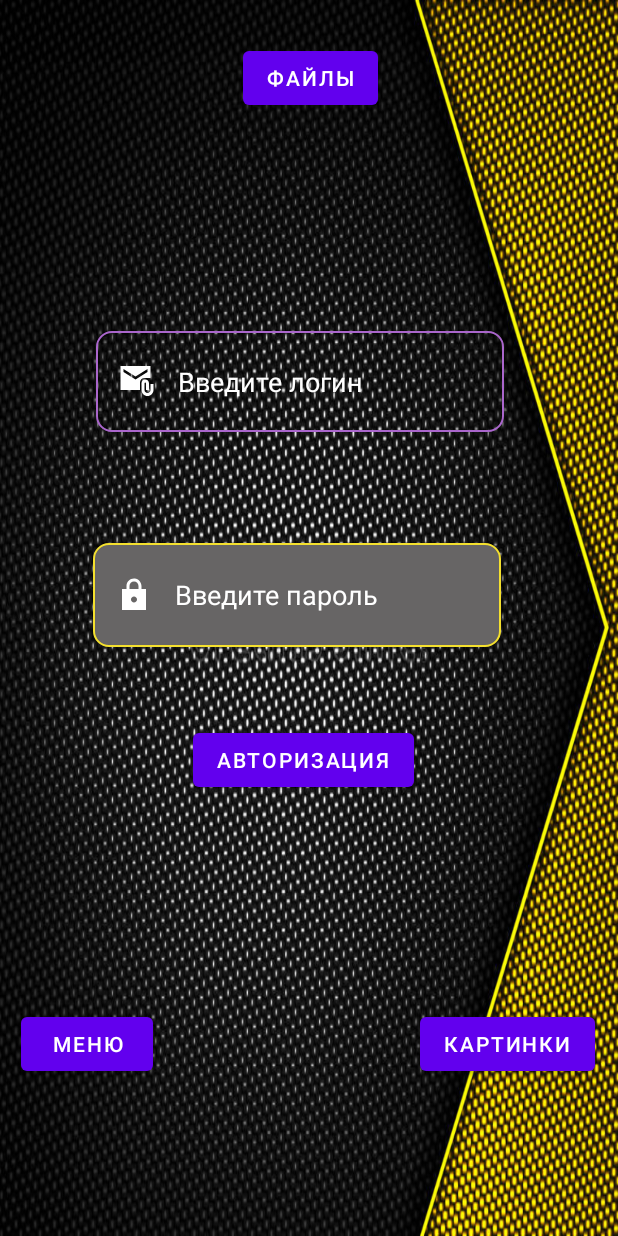
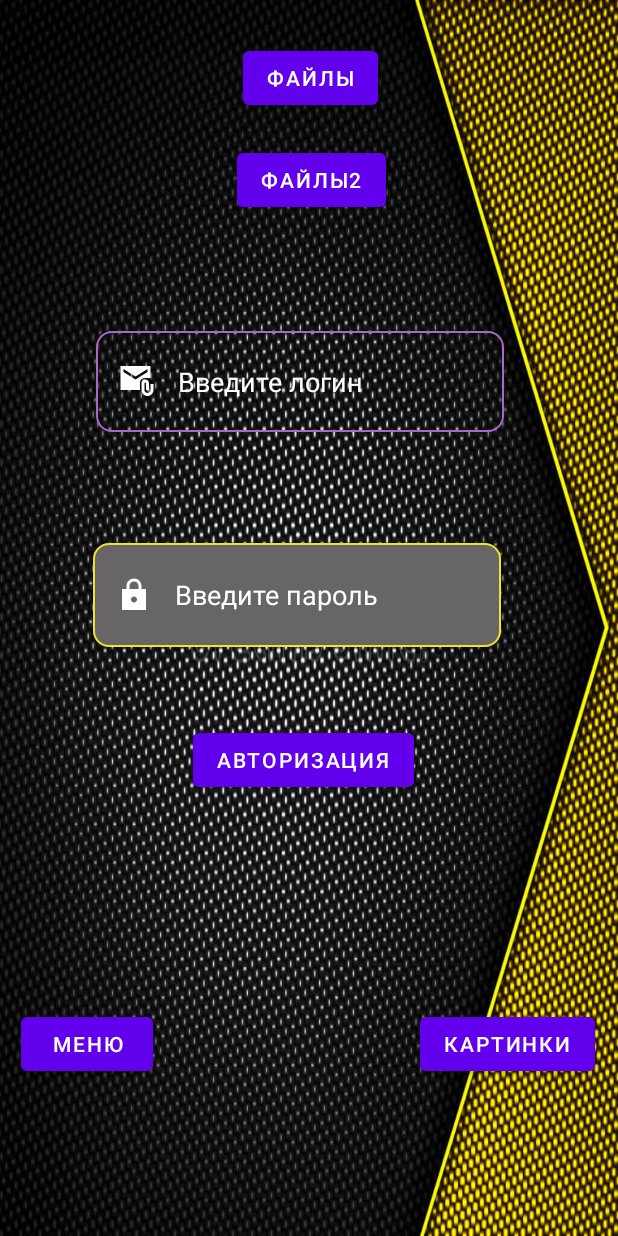
Before and after one commit to HeapGeap/PMD, an Android app: the screen it shows after launch (MainActivity), on a phone screen of 412 x 824 dp. Run offline under Robolectric (Android 15) with nearby library versions, the phone set to English and light mode, and no system bars; our stand-ins replace navigation-ui.

Commit message:
lab6 adding prefrences

```diff
--- a/app/src/main/AndroidManifest.xml
+++ b/app/src/main/AndroidManifest.xml
@@ -18,6 +18,9 @@
         android:supportsRtl="true"
         android:theme="@style/Theme.Laba1"
         tools:targetApi="31">
+        <activity
+            android:name=".NameFilesActivity"
+            android:exported="false" />
         <activity
             android:name=".FilesActivity"
             android:exported="false" />
--- a/app/src/main/java/com/example/laba1/MainActivity.java
+++ b/app/src/main/java/com/example/laba1/MainActivity.java
@@ -138,6 +138,11 @@ public class MainActivity extends AppCompatActivity {
         startActivity(intent);
     }
 
+    public void Namefiles_click(View v){
+        Intent intent = new Intent(MainActivity.this, NameFilesActivity.class);
+        startActivity(intent);
+    }
+
 
 
 
--- a/app/src/main/res/layout/activity_main.xml
+++ b/app/src/main/res/layout/activity_main.xml
@@ -80,5 +80,14 @@
         android:onClick="files_click"
         android:text="Файлы" />
 
+    <Button
+        android:id="@+id/button4"
+        android:layout_width="wrap_content"
+        android:layout_height="wrap_content"
+        android:layout_x="158dp"
+        android:layout_y="96dp"
+        android:onClick="Namefiles_click"
+        android:text="Файлы2" />
+
 
 </AbsoluteLayout>
```
Also changed, not shown: app/src/main/java/com/example/laba1/NameFilesActivity.java (added, +40 -0 lines), app/src/main/res/layout/activity_name_files.xml (added, +30 -0 lines).
